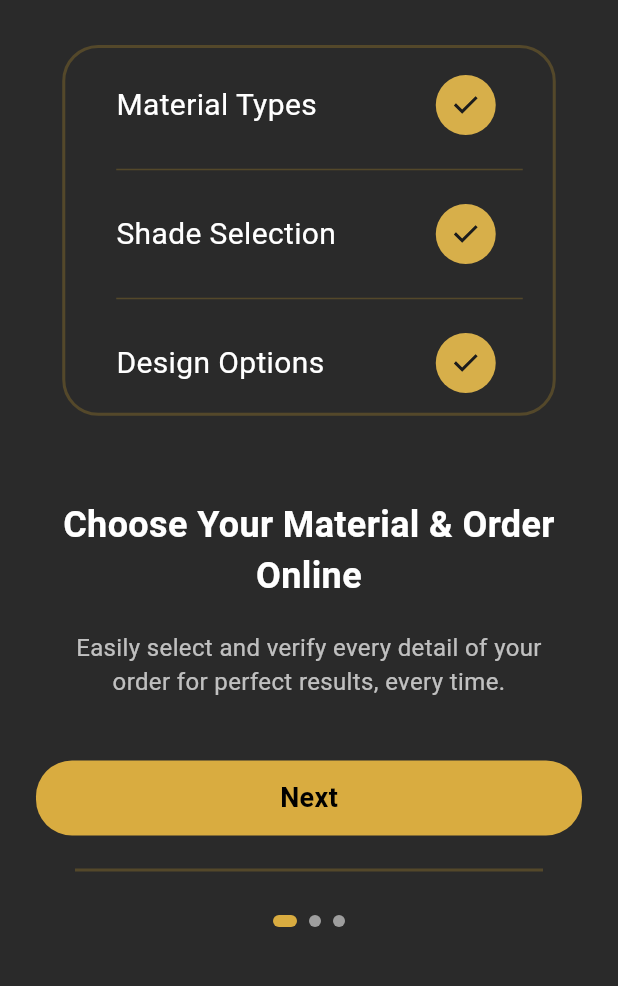
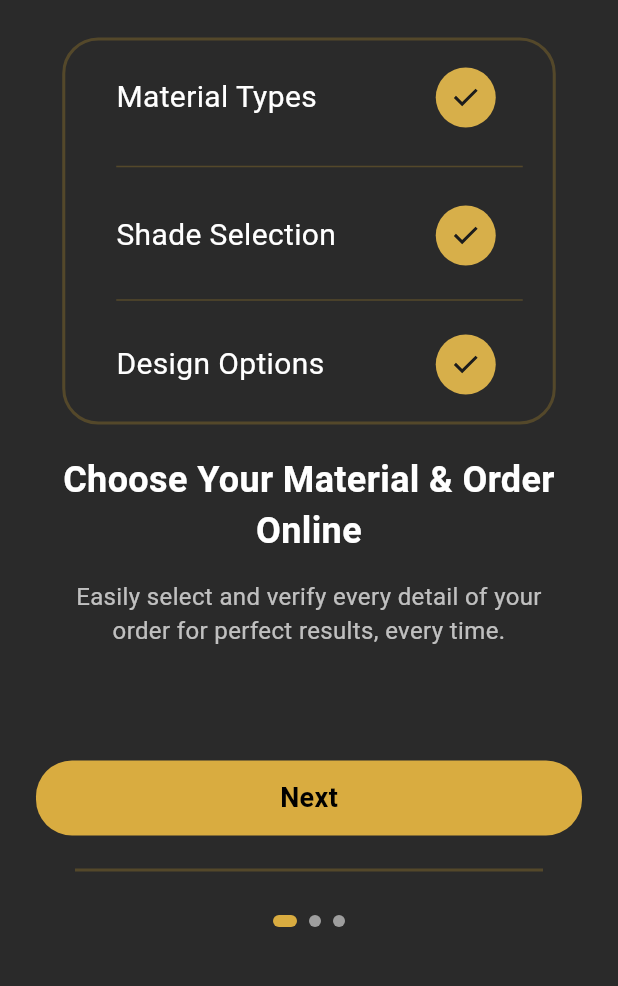
Before and after one commit to abdullahAabu-kuffa/dental_lab_app, a Flutter app: the screen it shows after launch, on a phone screen of 412 x 824 dp, the part 249-1235 px from its top. Run offline on Flutter 3.47's test engine with Material 3 defaults, Android fonts, the light colour scheme and no system bars; our stand-ins replace flutter_screenutil, flutter_svg.

Commit message:
handle setup - images, theme, texts, and routes

```diff
--- /dev/null
+++ b/lib/core/constants/app_constants.dart
@@ -0,0 +1,25 @@
+// App Icons Constants
+
+class AppIcons {
+  AppIcons._();
+
+  static const path = 'assets/icons/';
+}
+
+// App Images Constants
+class AppImages {
+  AppImages._();
+
+  static const path = 'assets/images/';
+
+  static const String logo = '${path}logo.svg';
+}
+
+// App Strings Constants
+class AppStrings {
+  AppStrings._();
+
+  static const String title = 'Avante dental solution';
+  static const String materialTypes = 'Material Types';
+  static const String shadeSelection = 'Shade Selection';
+}
--- /dev/null
+++ b/lib/core/routing/app_router.dart
@@ -0,0 +1,31 @@
+//app router
+import 'package:dental_lab_app/presentation/screens/login/login.dart';
+import 'package:dental_lab_app/presentation/screens/onboarding/onboarding_view.dart';
+import 'package:dental_lab_app/presentation/screens/splash/splash_screen.dart';
+import 'package:flutter/material.dart';
+
+class AppRouter {
+  static Route<dynamic>? generateRoute(RouteSettings settings) {
+    switch (settings.name) {
+      case Routes.initialRoute:
+        return MaterialPageRoute(builder: (_) => const SplashScreen());
+      case Routes.onBoardingRoute:
+        return MaterialPageRoute(builder: (_) => const OnboardingView());
+      case Routes.loginRoute:
+        return MaterialPageRoute(builder: (_) => const Login());
+      case Routes.homeRoute:
+      default:
+        return null;
+    }
+  }
+}
+
+//the routes of screens
+class Routes {
+  Routes._();
+
+  static const String initialRoute = '/';
+  static const String onBoardingRoute = 'onBoarding';
+  static const String loginRoute = 'login';
+  static const String homeRoute = '/home';
+}
--- /dev/null
+++ b/lib/core/theme/app_colors.dart
@@ -0,0 +1,12 @@
+// Movie Colors Constants
+import 'package:flutter/material.dart';
+
+class AppColors {
+  AppColors._();
+
+  static const Color primBgColor = Color(0xff2A2A2A);
+  static const Color goldenColor = Color(0xff54482A);
+  static const Color whiteColor = Color(0xFFFFFFFF);
+  static const Color whiteColor70 = Color(0xB3FFFFFF);
+
+}
--- /dev/null
+++ b/lib/core/theme/app_theme.dart
@@ -0,0 +1,13 @@
+import 'package:dental_lab_app/core/theme/app_colors.dart';
+import 'package:flutter/material.dart';
+
+class AppTheme {
+  static ThemeData get theme {
+    return ThemeData.light().copyWith(
+      scaffoldBackgroundColor: AppColors.primBgColor,
+      progressIndicatorTheme: const ProgressIndicatorThemeData(
+        color: AppColors.goldenColor,
+      ),
+    );
+  }
+}
--- a/lib/main.dart
+++ b/lib/main.dart
@@ -1,18 +1,33 @@
-import 'package:dental_lab_app/presentation/screens/splash/splash_screen.dart';
+import 'package:dental_lab_app/core/constants/app_constants.dart';
+import 'package:dental_lab_app/core/routing/app_router.dart';
+import 'package:dental_lab_app/core/theme/app_theme.dart';
 import 'package:flutter/material.dart';
+import 'package:flutter_screenutil/flutter_screenutil.dart';
 
 void main() {
-  runApp(const MyApp());
+  runApp(const AvanteApp());
 }
 
-class MyApp extends StatelessWidget {
-  const MyApp({super.key});
+class AvanteApp extends StatelessWidget {
+  const AvanteApp({super.key});
 
   @override
   Widget build(BuildContext context) {
-    return const MaterialApp(
-      debugShowCheckedModeBanner: false,
-      home: SplashScreen(),
+    return ScreenUtilInit(
+      designSize: const Size(430, 932),
+      minTextAdapt: true,
+      splitScreenMode: true,
+
+      child: MaterialApp(
+        debugShowCheckedModeBanner: false,
+        title: AppStrings.materialTypes,
+        //Avante theme
+        theme: AppTheme.theme,
+
+        //all Avante routes
+        initialRoute: Routes.initialRoute,
+        onGenerateRoute: AppRouter.generateRoute,
+      ),
     );
   }
 }
--- a/lib/presentation/screens/onboarding/first_onboarding.dart
+++ b/lib/presentation/screens/onboarding/first_onboarding.dart
@@ -1,3 +1,4 @@
+import 'package:dental_lab_app/core/constants/app_constants.dart';
 import 'package:dental_lab_app/presentation/widgets/custom_qoute.dart';
 import 'package:flutter/material.dart';
 import 'package:flutter_svg/flutter_svg.dart';
@@ -7,7 +8,8 @@ class FirstOnboarding extends StatelessWidget {
 
   @override
   Widget build(BuildContext context) {
-    return Container(
+    return Expanded(
+      child: Container(
         color: Color(0xff2A2A2A),
         child: Padding(
           padding: const EdgeInsets.symmetric(horizontal: 8.0),
@@ -17,10 +19,10 @@ class FirstOnboarding extends StatelessWidget {
               CustomQoute(),
               const SizedBox(height: 24),
               SvgPicture.asset('assets/images/logo.svg'),
-            const SizedBox(height: 30),
+              const SizedBox(height: 25),
               Container(
                 width: 329,
-              height: MediaQuery.of(context).size.height * 0.3,
+                // height: (MediaQuery.of(context).size.height * 0.3),
                 decoration: BoxDecoration(
                   border: Border.all(color: Color(0xff54482A), width: 2),
                   borderRadius: BorderRadius.circular(24),
@@ -30,15 +32,23 @@ class FirstOnboarding extends StatelessWidget {
                   child: Column(
                     mainAxisAlignment: MainAxisAlignment.center,
                     children: [
-                    // const SizedBox(height: 24),
                       Row(
                         children: [
-                        Text('Material Types', style: TextStyle(color: Colors.white, fontSize: 20, fontWeight: FontWeight.w400)),
+                          Text(
+                            AppStrings.materialTypes,
+                            style: TextStyle(
+                              color: Colors.white,
+                              fontSize: 20,
+                              fontWeight: FontWeight.w400,
+                            ),
+                          ),
                           Spacer(),
-                        SvgPicture.asset('assets/images/checked_onboarding.svg'),
+                          SvgPicture.asset(
+                            'assets/images/checked_onboarding.svg',
+                          ),
                         ],
                       ),
-                    const Divider(color: Color(0xff54482A), thickness: 1, height: 10),
+                      const Divider(color: Color(0xff54482A), thickness: 1),
                       Row(
                         children: [
                           Text(
@@ -50,7 +60,9 @@ class FirstOnboarding extends StatelessWidget {
                             ),
                           ),
                           Spacer(),
-                        SvgPicture.asset('assets/images/checked_onboarding.svg'),
+                          SvgPicture.asset(
+                            'assets/images/checked_onboarding.svg',
+                          ),
                         ],
                       ),
                       const Divider(
@@ -79,7 +91,7 @@ class FirstOnboarding extends StatelessWidget {
                   ),
                 ),
               ),
-            const SizedBox(height: 56,),
+              const SizedBox(height: 20),
               Text(
                 'Choose Your Material & Order Online',
                 textAlign: TextAlign.center,
@@ -89,7 +101,7 @@ class FirstOnboarding extends StatelessWidget {
                   fontWeight: FontWeight.w600,
                 ),
               ),
-            const SizedBox(height: 19,),
+              const SizedBox(height: 15),
               Padding(
                 padding: const EdgeInsets.symmetric(horizontal: 24.0),
                 child: Text(
@@ -105,6 +117,7 @@ class FirstOnboarding extends StatelessWidget {
             ],
           ),
         ),
+      ),
     );
   }
 }
--- a/lib/presentation/screens/onboarding/onboarding_view.dart
+++ b/lib/presentation/screens/onboarding/onboarding_view.dart
@@ -18,7 +18,8 @@ class _OnboardingViewState extends State<OnboardingView> {
   @override
   Widget build(BuildContext context) {
     return Scaffold(
-      body: Stack(
+      body: SafeArea(
+        child: Stack(
           children: [
             PageView(
               onPageChanged: (value) {
@@ -94,6 +95,7 @@ class _OnboardingViewState extends State<OnboardingView> {
             )
           ],
         ),
+      ),
     );
   }
 }
```
Also changed, not shown: lib/core/constants/movie_constants.dart (deleted, +0 -53 lines), lib/core/theme/movie_colors.dart (deleted, +0 -15 lines), lib/core/theme/movie_theme.dart (deleted, +0 -13 lines), lib/presentation/screens/onboarding/third_onboarding.dart (+4 -4 lines), 1 other file. Lines whose indentation alone changed are shown as unchanged.
